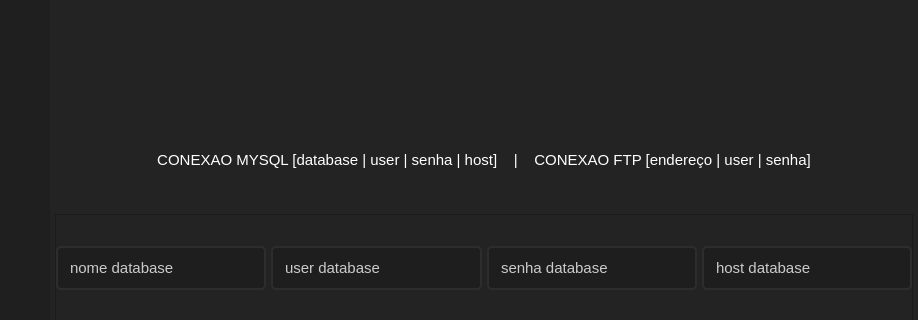
This is mainwindow.ui in gorpo/TCXS-Project-Painel-Admin-PC as Qt 5 draws it before an edit; both pictures show x 0 to 918 and y 263 to 583 of the 918 by 710 pixel window. The edited form follows.
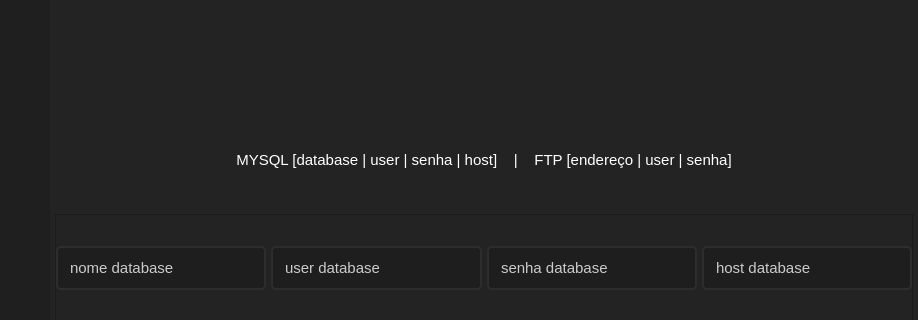
This is the edited form. Icons and pictures are not drawn.

```diff
--- a/mainwindow.ui
+++ b/mainwindow.ui
@@ -1368,7 +1368,7 @@
 }</string>
                    </property>
                    <property name="text">
-                    <string>CONEXAO MYSQL [database | user | senha | host]    |    CONEXAO FTP [endereço | user | senha]</string>
+                    <string>MYSQL [database | user | senha | host]    |    FTP [endereço | user | senha]</string>
                    </property>
                    <property name="scaledContents">
                     <bool>false</bool>
```
Left out of the diff: 2 changed lines with no effect on the pictures.
